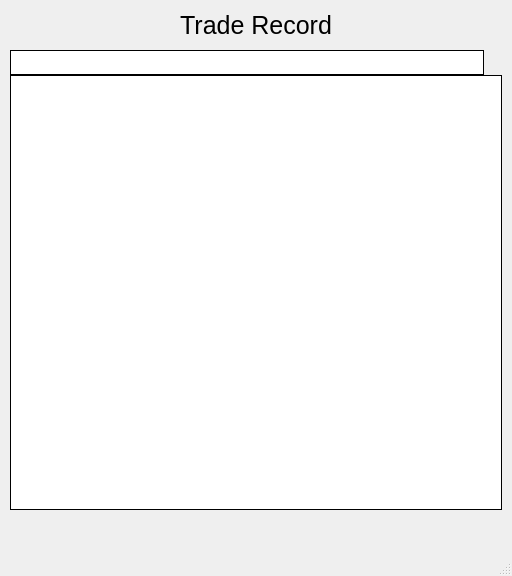
1ncrd/Farm, file TradeRecordWindow.ui: the form before one commit.
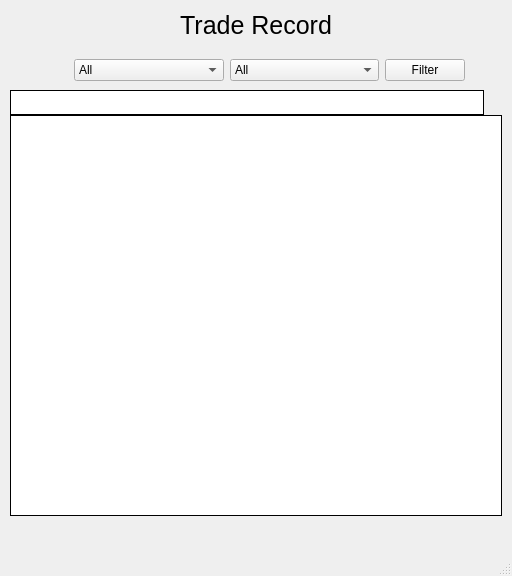
The form after the commit.

The edit to the form file:
```diff
--- a/TradeRecordWindow.ui
+++ b/TradeRecordWindow.ui
@@ -45,14 +45,13 @@
     <property name="geometry">
      <rect>
       <x>10</x>
-      <y>75</y>
+      <y>115</y>
       <width>492</width>
-      <height>435</height>
+      <height>401</height>
      </rect>
     </property>
     <property name="font">
      <font>
-      <family>Minecraft</family>
       <pointsize>7</pointsize>
      </font>
     </property>
@@ -83,6 +82,9 @@
     <property name="selectionBehavior">
      <enum>QAbstractItemView::SelectItems</enum>
     </property>
+    <property name="showGrid">
+     <bool>false</bool>
+    </property>
     <property name="rowCount">
      <number>0</number>
     </property>
@@ -118,7 +120,7 @@
     <property name="geometry">
      <rect>
       <x>10</x>
-      <y>50</y>
+      <y>90</y>
       <width>474</width>
       <height>25</height>
      </rect>
@@ -202,6 +204,89 @@
      </property>
     </item>
    </widget>
+   <widget class="QWidget" name="gridLayoutWidget">
+    <property name="geometry">
+     <rect>
+      <x>74</x>
+      <y>50</y>
+      <width>391</width>
+      <height>41</height>
+     </rect>
+    </property>
+    <layout class="QGridLayout" name="gridLayout">
+     <item row="1" column="1">
+      <widget class="QComboBox" name="comboBox_filter_Species">
+       <property name="sizePolicy">
+        <sizepolicy hsizetype="Expanding" vsizetype="Fixed">
+         <horstretch>0</horstretch>
+         <verstretch>0</verstretch>
+        </sizepolicy>
+       </property>
+       <property name="font">
+        <font/>
+       </property>
+       <item>
+        <property name="text">
+         <string>All</string>
+        </property>
+       </item>
+       <item>
+        <property name="text">
+         <string>Black</string>
+        </property>
+       </item>
+       <item>
+        <property name="text">
+         <string>SmallFlower</string>
+        </property>
+       </item>
+       <item>
+        <property name="text">
+         <string>BigWhite</string>
+        </property>
+       </item>
+      </widget>
+     </item>
+     <item row="1" column="0">
+      <widget class="QComboBox" name="comboBox_filter_TradeType">
+       <property name="sizePolicy">
+        <sizepolicy hsizetype="Expanding" vsizetype="Fixed">
+         <horstretch>0</horstretch>
+         <verstretch>0</verstretch>
+        </sizepolicy>
+       </property>
+       <property name="font">
+        <font/>
+       </property>
+       <item>
+        <property name="text">
+         <string>All</string>
+        </property>
+       </item>
+       <item>
+        <property name="text">
+         <string>Sell</string>
+        </property>
+       </item>
+       <item>
+        <property name="text">
+         <string>Buy</string>
+        </property>
+       </item>
+      </widget>
+     </item>
+     <item row="1" column="3">
+      <widget class="QPushButton" name="pushButton_exec_filter">
+       <property name="font">
+        <font/>
+       </property>
+       <property name="text">
+        <string>Filter</string>
+       </property>
+      </widget>
+     </item>
+    </layout>
+   </widget>
   </widget>
   <widget class="QMenuBar" name="menubar">
    <property name="geometry">
```
